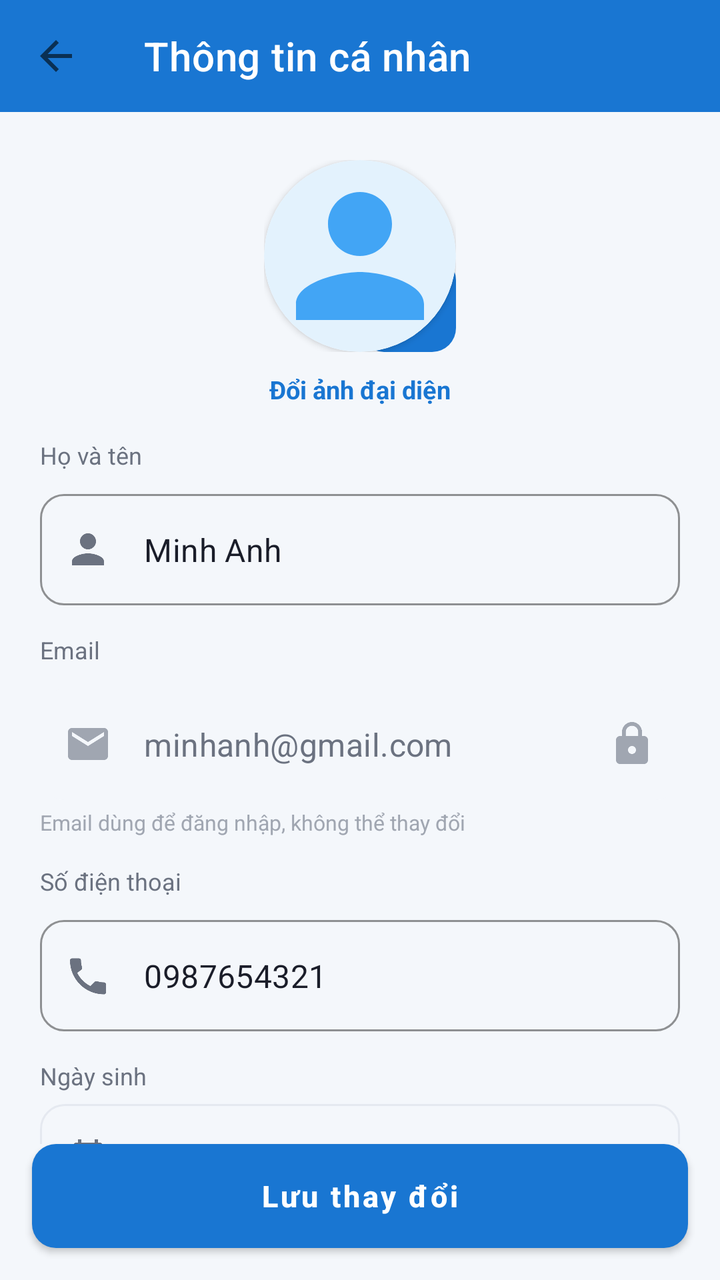
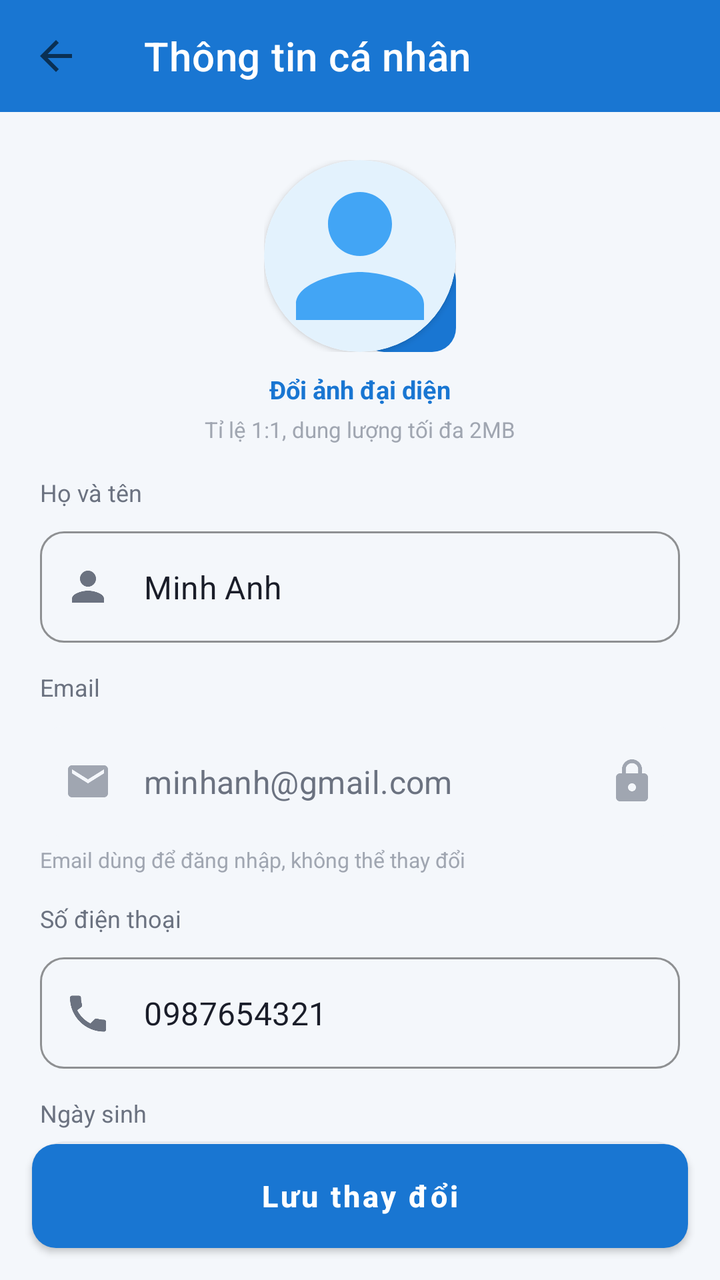

The first picture is an Android layout as it rendered before a commit; the second is the same layout after the commit. The layout source and the unified diff follow.
<!-- AndroidManifest.xml: application theme Theme.BookApp -->
<!-- res/layout/activity_edit_profile.xml -->
<?xml version="1.0" encoding="utf-8"?>
<androidx.constraintlayout.widget.ConstraintLayout xmlns:android="http://schemas.android.com/apk/res/android"
    xmlns:app="http://schemas.android.com/apk/res-auto"
    android:layout_width="match_parent"
    android:layout_height="match_parent"
    android:background="@color/background">

    <androidx.appcompat.widget.Toolbar
        android:id="@+id/toolbar"
        android:layout_width="0dp"
        android:layout_height="?attr/actionBarSize"
        android:background="@color/primary"
        app:layout_constraintTop_toTopOf="parent"
        app:layout_constraintStart_toStartOf="parent"
        app:layout_constraintEnd_toEndOf="parent"
        app:navigationIcon="@drawable/ic_back"
        app:title="Thông tin cá nhân"
        app:titleTextColor="@color/white" />

    <androidx.core.widget.NestedScrollView
        android:layout_width="0dp"
        android:layout_height="0dp"
        android:fillViewport="true"
        app:layout_constraintTop_toBottomOf="@id/toolbar"
        app:layout_constraintStart_toStartOf="parent"
        app:layout_constraintEnd_toEndOf="parent"
        app:layout_constraintBottom_toTopOf="@id/btn_save_profile">

        <LinearLayout
            android:layout_width="match_parent"
            android:layout_height="wrap_content"
            android:orientation="vertical"
            android:paddingBottom="24dp">

            
            <FrameLayout
                android:layout_width="wrap_content"
                android:layout_height="wrap_content"
                android:layout_gravity="center_horizontal"
                android:layout_marginTop="24dp">

                <androidx.cardview.widget.CardView
                    android:layout_width="96dp"
                    android:layout_height="96dp"
                    app:cardCornerRadius="48dp"
                    app:cardElevation="2dp">

                    <ImageView
                        android:id="@+id/iv_avatar"
                        android:layout_width="match_parent"
                        android:layout_height="match_parent"
                        android:scaleType="centerCrop"
                        android:src="@drawable/placeholder_avatar" />
                </androidx.cardview.widget.CardView>

                <ImageButton
                    android:id="@+id/ib_change_avatar"
                    android:layout_width="48dp"
                    android:layout_height="48dp"
                    android:layout_gravity="bottom|end"
                    android:background="@drawable/bg_button_primary"
                    android:padding="7dp"
                    android:src="@drawable/ic_camera"
                    app:tint="@color/white"
                    android:contentDescription="Thay đổi ảnh đại diện" />
            </FrameLayout>

            <TextView
                android:id="@+id/tv_change_avatar_hint"
                android:layout_width="wrap_content"
                android:layout_height="wrap_content"
                android:layout_gravity="center_horizontal"
                android:layout_marginTop="10dp"
                android:text="Đổi ảnh đại diện"
                android:textColor="@color/primary"
                android:textSize="12.5sp"
                android:textStyle="bold" />

            
            <LinearLayout
                android:layout_width="match_parent"
                android:layout_height="wrap_content"
                android:layout_marginTop="16dp"
                android:orientation="vertical"
                android:paddingHorizontal="20dp">

                <TextView
                    android:layout_width="match_parent"
                    android:layout_height="wrap_content"
                    android:text="Họ và tên"
                    android:textColor="@color/text_secondary"
                    android:textSize="12sp" />

                <com.google.android.material.textfield.TextInputLayout
                    style="@style/Widget.MaterialComponents.TextInputLayout.OutlinedBox"
                    android:layout_width="match_parent"
                    android:layout_height="wrap_content"
                    android:layout_marginTop="6dp"
                    app:boxCornerRadiusBottomEnd="12dp"
                    app:boxCornerRadiusBottomStart="12dp"
                    app:boxCornerRadiusTopEnd="12dp"
                    app:boxCornerRadiusTopStart="12dp"
                    app:boxStrokeColor="@color/primary"
                    app:startIconDrawable="@drawable/ic_profile"
                    app:startIconTint="@color/text_secondary">

                    <com.google.android.material.textfield.TextInputEditText
                        android:id="@+id/et_name"
                        android:layout_width="match_parent"
                        android:layout_height="wrap_content"
                        android:inputType="textPersonName"
                        android:text="Minh Anh" />
                </com.google.android.material.textfield.TextInputLayout>

                <TextView
                    android:layout_width="match_parent"
                    android:layout_height="wrap_content"
                    android:layout_marginTop="14dp"
                    android:text="Email"
                    android:textColor="@color/text_secondary"
                    android:textSize="12sp" />

                <com.google.android.material.textfield.TextInputLayout
                    style="@style/Widget.MaterialComponents.TextInputLayout.OutlinedBox"
                    android:layout_width="match_parent"
                    android:layout_height="wrap_content"
                    android:layout_marginTop="6dp"
                    app:boxBackgroundColor="@color/background"
                    app:boxCornerRadiusBottomEnd="12dp"
                    app:boxCornerRadiusBottomStart="12dp"
                    app:boxCornerRadiusTopEnd="12dp"
                    app:boxCornerRadiusTopStart="12dp"
                    app:boxStrokeWidth="0dp"
                    app:endIconDrawable="@drawable/ic_lock"
                    app:endIconMode="custom"
                    app:endIconTint="@color/text_hint"
                    app:startIconDrawable="@drawable/ic_email"
                    app:startIconTint="@color/text_hint">

                    <com.google.android.material.textfield.TextInputEditText
                        android:id="@+id/et_email"
                        android:layout_width="match_parent"
                        android:layout_height="wrap_content"
                        android:enabled="false"
                        android:inputType="textEmailAddress"
                        android:text="minhanh@gmail.com"
                        android:textColor="@color/text_secondary" />
                </com.google.android.material.textfield.TextInputLayout>

                <TextView
                    android:layout_width="wrap_content"
                    android:layout_height="wrap_content"
                    android:layout_marginTop="4dp"
                    android:text="Email dùng để đăng nhập, không thể thay đổi"
                    android:textColor="@color/text_hint"
                    android:textSize="10.5sp" />

                <TextView
                    android:layout_width="match_parent"
                    android:layout_height="wrap_content"
                    android:layout_marginTop="14dp"
                    android:text="Số điện thoại"
                    android:textColor="@color/text_secondary"
                    android:textSize="12sp" />

                <com.google.android.material.textfield.TextInputLayout
                    style="@style/Widget.MaterialComponents.TextInputLayout.OutlinedBox"
                    android:layout_width="match_parent"
                    android:layout_height="wrap_content"
                    android:layout_marginTop="6dp"
                    app:boxCornerRadiusBottomEnd="12dp"
                    app:boxCornerRadiusBottomStart="12dp"
                    app:boxCornerRadiusTopEnd="12dp"
                    app:boxCornerRadiusTopStart="12dp"
                    app:boxStrokeColor="@color/primary"
                    app:startIconDrawable="@drawable/ic_phone"
                    app:startIconTint="@color/text_secondary">

                    <com.google.android.material.textfield.TextInputEditText
                        android:id="@+id/et_phone"
                        android:layout_width="match_parent"
                        android:layout_height="wrap_content"
                        android:inputType="phone"
                        android:text="0987654321" />
                </com.google.android.material.textfield.TextInputLayout>

                <TextView
                    android:layout_width="match_parent"
                    android:layout_height="wrap_content"
                    android:layout_marginTop="14dp"
                    android:text="Ngày sinh"
                    android:textColor="@color/text_secondary"
                    android:textSize="12sp" />

                <LinearLayout
                    android:id="@+id/ll_select_birthday"
                    android:layout_width="match_parent"
                    android:layout_height="52dp"
                    android:layout_marginTop="6dp"
                    android:background="@drawable/bg_input_field"
                    android:gravity="center_vertical"
                    android:orientation="horizontal"
                    android:paddingHorizontal="14dp">

                    <ImageView
                        android:layout_width="20dp"
                        android:layout_height="20dp"
                        android:src="@drawable/ic_calendar"
                        app:tint="@color/text_secondary" />

                    <TextView
                        android:id="@+id/et_birthday"
                        android:layout_width="0dp"
                        android:layout_height="wrap_content"
                        android:layout_marginStart="10dp"
                        android:layout_weight="1"
                        android:text="15/03/1998"
                        android:textColor="@color/text_primary"
                        android:textSize="14sp" />

                    <ImageView
                        android:layout_width="16dp"
                        android:layout_height="16dp"
                        android:src="@drawable/ic_chevron_right"
                        app:tint="@color/text_hint" />
                </LinearLayout>

                <TextView
                    android:layout_width="match_parent"
                    android:layout_height="wrap_content"
                    android:layout_marginTop="14dp"
                    android:text="Giới tính"
                    android:textColor="@color/text_secondary"
                    android:textSize="12sp" />

                <RadioGroup
                    android:id="@+id/rg_gender"
                    android:layout_width="match_parent"
                    android:layout_height="wrap_content"
                    android:layout_marginTop="6dp"
                    android:orientation="horizontal">

                    <RadioButton
                        android:id="@+id/rb_male"
                        android:layout_width="0dp"
                        android:layout_height="wrap_content"
                        android:layout_weight="1"
                        android:buttonTint="@color/primary"
                        android:checked="true"
                        android:text="Nam"
                        android:textColor="@color/text_primary"
                        android:textSize="13sp" />

                    <RadioButton
                        android:id="@+id/rb_female"
                        android:layout_width="0dp"
                        android:layout_height="wrap_content"
                        android:layout_weight="1"
                        android:buttonTint="@color/primary"
                        android:text="Nữ"
                        android:textColor="@color/text_primary"
                        android:textSize="13sp" />

                    <RadioButton
                        android:id="@+id/rb_other"
                        android:layout_width="0dp"
                        android:layout_height="wrap_content"
                        android:layout_weight="1"
                        android:buttonTint="@color/primary"
                        android:text="Khác"
                        android:textColor="@color/text_primary"
                        android:textSize="13sp" />
                </RadioGroup>

            </LinearLayout>
        </LinearLayout>
    </androidx.core.widget.NestedScrollView>

    <Button
        android:id="@+id/btn_save_profile"
        android:layout_width="0dp"
        android:layout_height="52dp"
        android:layout_margin="16dp"
        android:background="@drawable/bg_button_primary"
        android:elevation="0dp"
        android:text="Lưu thay đổi"
        android:textAllCaps="false"
        android:textColor="@color/white"
        android:textSize="15sp"
        android:textStyle="bold"
        app:layout_constraintStart_toStartOf="parent"
        app:layout_constraintEnd_toEndOf="parent"
        app:layout_constraintBottom_toBottomOf="parent" />

    <ProgressBar
        android:id="@+id/pb_saving"
        android:layout_width="22dp"
        android:layout_height="22dp"
        android:indeterminateTint="@color/white"
        android:visibility="gone"
        app:layout_constraintBottom_toBottomOf="@id/btn_save_profile"
        app:layout_constraintEnd_toEndOf="@id/btn_save_profile"
        app:layout_constraintStart_toStartOf="@id/btn_save_profile"
        app:layout_constraintTop_toTopOf="@id/btn_save_profile" />

</androidx.constraintlayout.widget.ConstraintLayout>
<!-- resources referenced by this layout -->
<resources>
  <color name="background">#F4F7FB</color>
  <color name="primary">#1976D2</color>
  <color name="text_hint">#A0A6B1</color>
  <color name="text_primary">#1A1D29</color>
  <color name="text_secondary">#6B7280</color>
  <color name="white">#FFFFFF</color>
  <!-- drawable bg_button_primary (drawable) -->
  <?xml version="1.0" encoding="utf-8"?>
  <shape xmlns:android="http://schemas.android.com/apk/res/android" android:shape="rectangle">
      <solid android:color="@color/primary" />
      <corners android:radius="12dp" />
  </shape>
  <!-- drawable bg_input_field (drawable) -->
  <?xml version="1.0" encoding="utf-8"?>
  <shape xmlns:android="http://schemas.android.com/apk/res/android" android:shape="rectangle">
      <solid android:color="@color/background" />
      <stroke android:width="1dp" android:color="@color/divider" />
      <corners android:radius="12dp" />
  </shape>
  <!-- drawable ic_back (drawable) -->
  <?xml version="1.0" encoding="utf-8"?>
  <vector xmlns:android="http://schemas.android.com/apk/res/android"
      android:width="24dp"
      android:height="24dp"
      android:viewportWidth="24"
      android:viewportHeight="24"
      android:tint="?attr/colorControlNormal">
      <path
          android:fillColor="#FF000000"
          android:pathData="M20,11L7.83,11l5.59,-5.59L12,4l-8,8 8,8 1.41,-1.41L7.83,13L20,13z"/>
  </vector>
  <!-- drawable ic_chevron_right (drawable) -->
  <?xml version="1.0" encoding="utf-8"?>
  <vector xmlns:android="http://schemas.android.com/apk/res/android"
      android:width="24dp"
      android:height="24dp"
      android:viewportWidth="24"
      android:viewportHeight="24"
      android:tint="?attr/colorControlNormal">
      <path
          android:fillColor="#FF000000"
          android:pathData="M8.59,16.59L13.17,12 8.59,7.41 10,6l6,6 -6,6z"/>
  </vector>
  <!-- drawable ic_email (drawable) -->
  <?xml version="1.0" encoding="utf-8"?>
  <vector xmlns:android="http://schemas.android.com/apk/res/android"
      android:width="24dp"
      android:height="24dp"
      android:viewportWidth="24"
      android:viewportHeight="24"
      android:tint="?attr/colorControlNormal">
      <path
          android:fillColor="#FF000000"
          android:pathData="M20,4L4,4c-1.1,0 -1.99,0.9 -1.99,2L2,18c0,1.1 0.9,2 2,2h16c1.1,0 2,-0.9 2,-2L22,6c0,-1.1 -0.9,-2 -2,-2zM20,8l-8,5 -8,-5L4,6l8,5 8,-5v2z"/>
  </vector>
  <!-- drawable ic_profile (drawable) -->
  <?xml version="1.0" encoding="utf-8"?>
  <vector xmlns:android="http://schemas.android.com/apk/res/android"
      android:width="24dp"
      android:height="24dp"
      android:viewportWidth="24"
      android:viewportHeight="24"
      android:tint="?attr/colorControlNormal">
      <path
          android:fillColor="#FF000000"
          android:pathData="M12,12c2.21,0 4,-1.79 4,-4s-1.79,-4 -4,-4 -4,1.79 -4,4 1.79,4 4,4zM12,14c-2.67,0 -8,1.34 -8,4v2h16v-2c0,-2.66 -5.33,-4 -8,-4z"/>
  </vector>
  <style name="Theme.BookApp" parent="Theme.MaterialComponents.DayNight.NoActionBar">
          
          <item name="colorPrimary">@color/primary</item>
          
          <item name="colorPrimaryDark">@color/primary_dark</item>
          
          <item name="colorAccent">@color/accent_price</item>
  
          
          <item name="android:windowBackground">@color/background</item>
          
          <item name="android:textColorPrimary">@color/text_primary</item>
          
          <item name="android:textColorHint">@color/text_hint</item>
      </style>
  <color name="divider">#E5E9F0</color>
  <color name="primary_light">#E3F2FD</color>
  <color name="primary_variant">#42A5F5</color>
  <color name="primary_dark">#0D47A1</color>
  <color name="accent_price">#FF7A00</color>
  <!-- unchanged entries left out for length: 5 -->
</resources>

<!-- the commit's change to res/layout/activity_edit_profile.xml (unified diff, before → after) -->
@@ -75,6 +75,15 @@
                 android:textColor="@color/primary"
                 android:textSize="12.5sp"
                 android:textStyle="bold" />
+
+            <TextView
+                android:layout_width="wrap_content"
+                android:layout_height="wrap_content"
+                android:layout_gravity="center_horizontal"
+                android:layout_marginTop="4dp"
+                android:text="Tỉ lệ 1:1, dung lượng tối đa 2MB"
+                android:textColor="@color/text_hint"
+                android:textSize="11sp" />
 
             
             <LinearLayout
